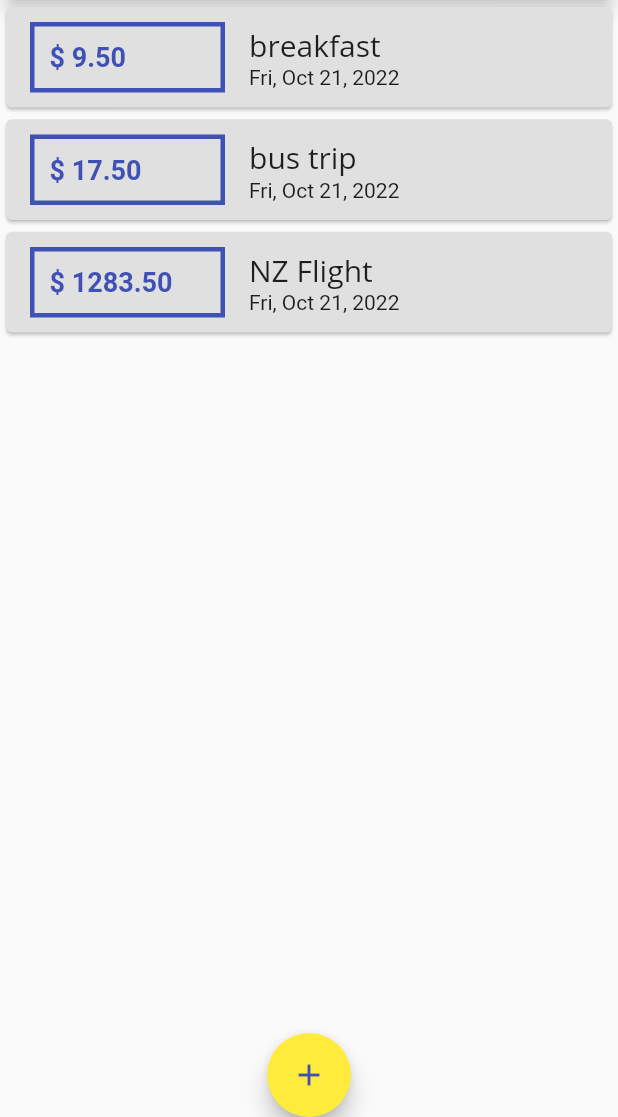
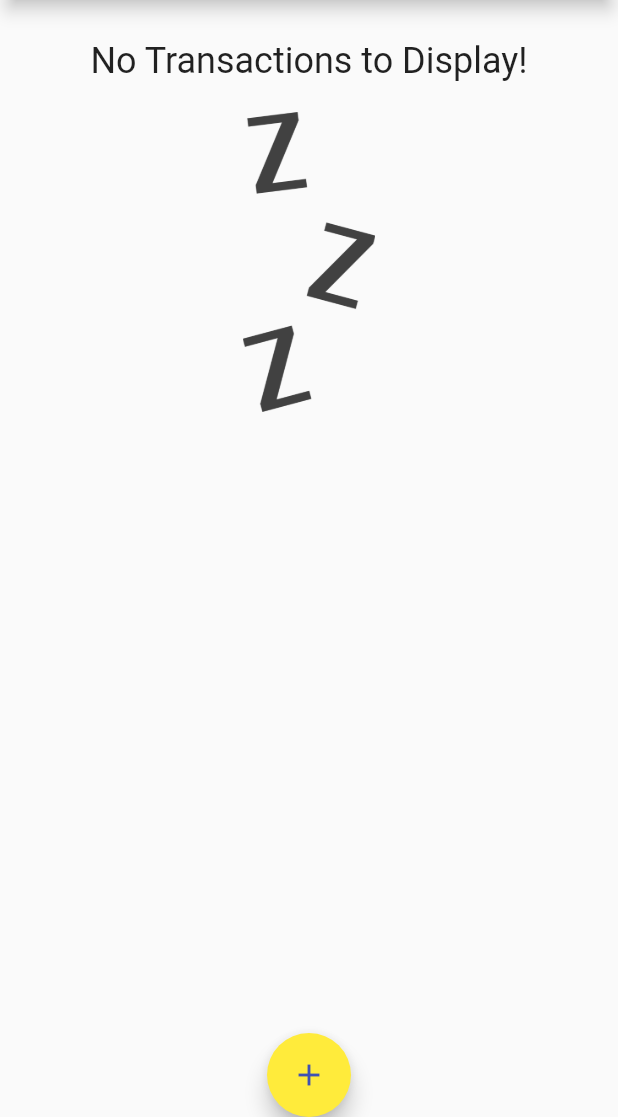
Before and after one commit to carlstep/udemy_max_expense_management_1, a Flutter app: the screen it shows after launch, on a phone screen of 412 x 824 dp, the part 119-1236 px from its top. Run offline on Flutter 3.47's test engine with Material 2 defaults, Android fonts, the phone set to English and light mode, and no system bars.

Commit message:
created no transactions function

```diff
--- a/lib/main.dart
+++ b/lib/main.dart
@@ -51,24 +51,24 @@ class MyHomePage extends StatefulWidget {
 
 class _MyHomePageState extends State<MyHomePage> {
   final List<Transaction> _userTransaction = [
-    Transaction(
-      id: 't1',
-      title: 'breakfast',
-      amount: 9.50,
-      date: DateTime.now(),
-    ),
-    Transaction(
-      id: 't2',
-      title: 'bus trip',
-      amount: 17.50,
-      date: DateTime.now(),
-    ),
-    Transaction(
-      id: 't3',
-      title: 'NZ Flight',
-      amount: 1283.50,
-      date: DateTime.now(),
-    ),
+    // Transaction(
+    //   id: 't1',
+    //   title: 'breakfast',
+    //   amount: 9.50,
+    //   date: DateTime.now(),
+    // ),
+    // Transaction(
+    //   id: 't2',
+    //   title: 'bus trip',
+    //   amount: 17.50,
+    //   date: DateTime.now(),
+    // ),
+    // Transaction(
+    //   id: 't3',
+    //   title: 'NZ Flight',
+    //   amount: 1283.50,
+    //   date: DateTime.now(),
+    // ),
   ];
 
   void _addNewTransaction(String txTitle, double txAmount) {
--- a/lib/widgets/transaction_list.dart
+++ b/lib/widgets/transaction_list.dart
@@ -12,7 +12,27 @@ class TransactionList extends StatelessWidget {
   Widget build(BuildContext context) {
     return Container(
       height: 300,
-      child: ListView.builder(
+      child: transactions.isEmpty
+          ? Column(
+              mainAxisAlignment: MainAxisAlignment.center,
+              children: [
+                Text(
+                  'No Transactions to Display!',
+                  style: Theme.of(context).textTheme.headline5,
+                ),
+                SizedBox(
+                  height: 20,
+                ),
+                Container(
+                  height: 200,
+                  child: Image.asset(
+                    'assets/images/waiting.png',
+                    fit: BoxFit.fill,
+                  ),
+                ),
+              ],
+            )
+          : ListView.builder(
               itemBuilder: (context, index) {
                 return Card(
                   child: Row(
@@ -20,7 +40,8 @@ class TransactionList extends StatelessWidget {
                       Container(
                         width: 130,
                         padding: EdgeInsets.all(10),
-                  margin: EdgeInsets.symmetric(vertical: 10, horizontal: 16),
+                        margin:
+                            EdgeInsets.symmetric(vertical: 10, horizontal: 16),
                         decoration: BoxDecoration(
                           border: Border.all(
                             color: Theme.of(context).colorScheme.primary,
@@ -44,7 +65,8 @@ class TransactionList extends StatelessWidget {
                             style: Theme.of(context).textTheme.headline6,
                           ),
                           Text(
-                      DateFormat.yMMMEd().format(transactions[index].date),
+                            DateFormat.yMMMEd()
+                                .format(transactions[index].date),
                           ),
                         ],
                       ),
--- a/pubspec.yaml
+++ b/pubspec.yaml
@@ -57,8 +57,8 @@ flutter:
   uses-material-design: true
 
   # To add assets to your application, add an assets section, like this:
-  # assets:
-  #   - images/a_dot_burr.jpeg
+  assets:
+    - assets/images/
   #   - images/a_dot_ham.jpeg
 
   # An image asset can refer to one or more resolution-specific "variants", see
```
Also changed, not shown: assets/images/waiting.png (added). Lines whose indentation alone changed are shown as unchanged.
